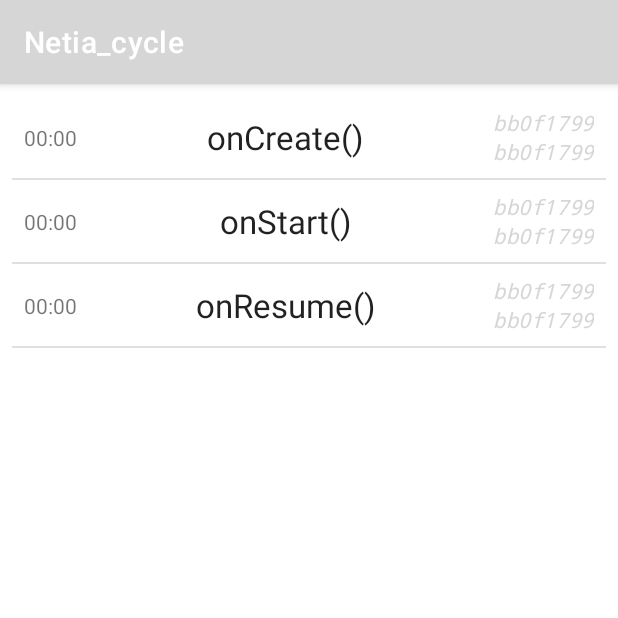
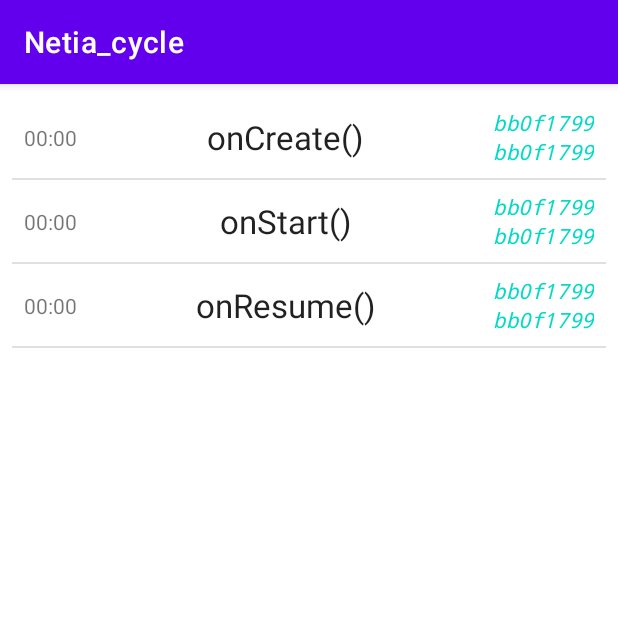
Before and after one commit to Netiar/Netia_cycle, an Android app: the screen it shows after launch (MainActivity), on a phone screen of 412 x 824 dp, the top half of it. Run offline under Robolectric (Android 15) with nearby library versions, the phone set to English and light mode, and no system bars.

Commit message:
rf: revert file resources to previous state

```diff
--- a/app/src/main/res/values/colors.xml
+++ b/app/src/main/res/values/colors.xml
@@ -1,6 +1,10 @@
 <?xml version="1.0" encoding="utf-8"?>
 <resources>
-  <color name="colorPrimary">#008577</color>
-  <color name="colorPrimaryDark">#00574B</color>
-  <color name="colorAccent">#D81B60</color>
+    <color name="purple_200">#FFBB86FC</color>
+    <color name="purple_500">#FF6200EE</color>
+    <color name="purple_700">#FF3700B3</color>
+    <color name="teal_200">#FF03DAC5</color>
+    <color name="teal_700">#FF018786</color>
+    <color name="black">#FF000000</color>
+    <color name="white">#FFFFFFFF</color>
 </resources>
```
